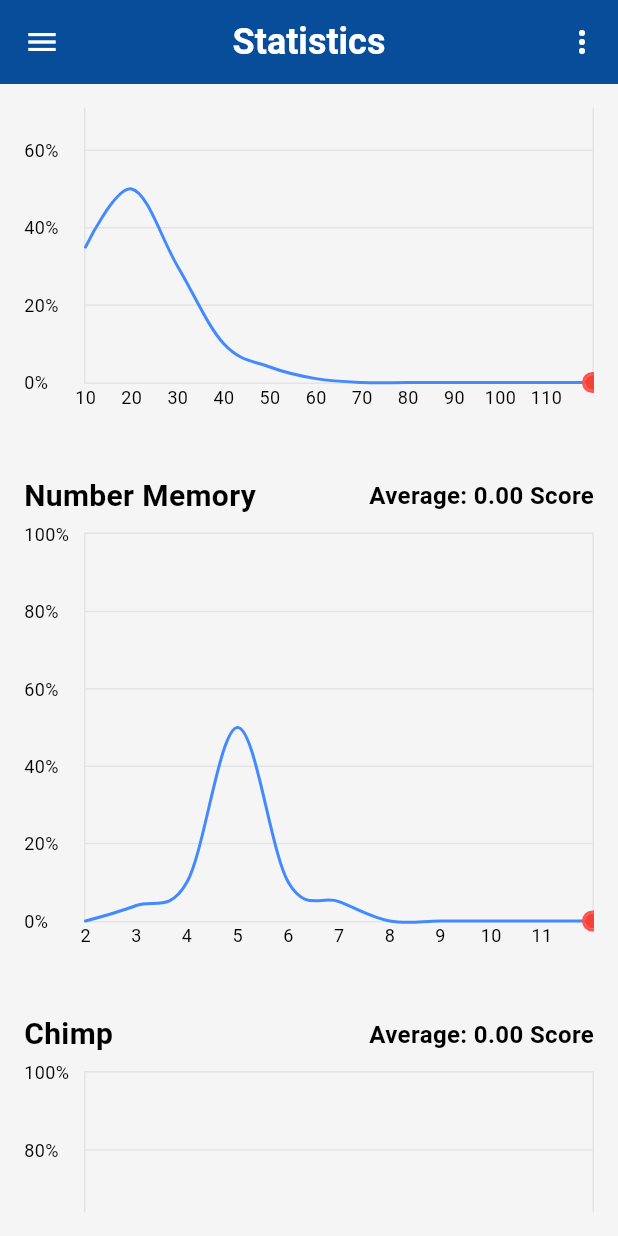
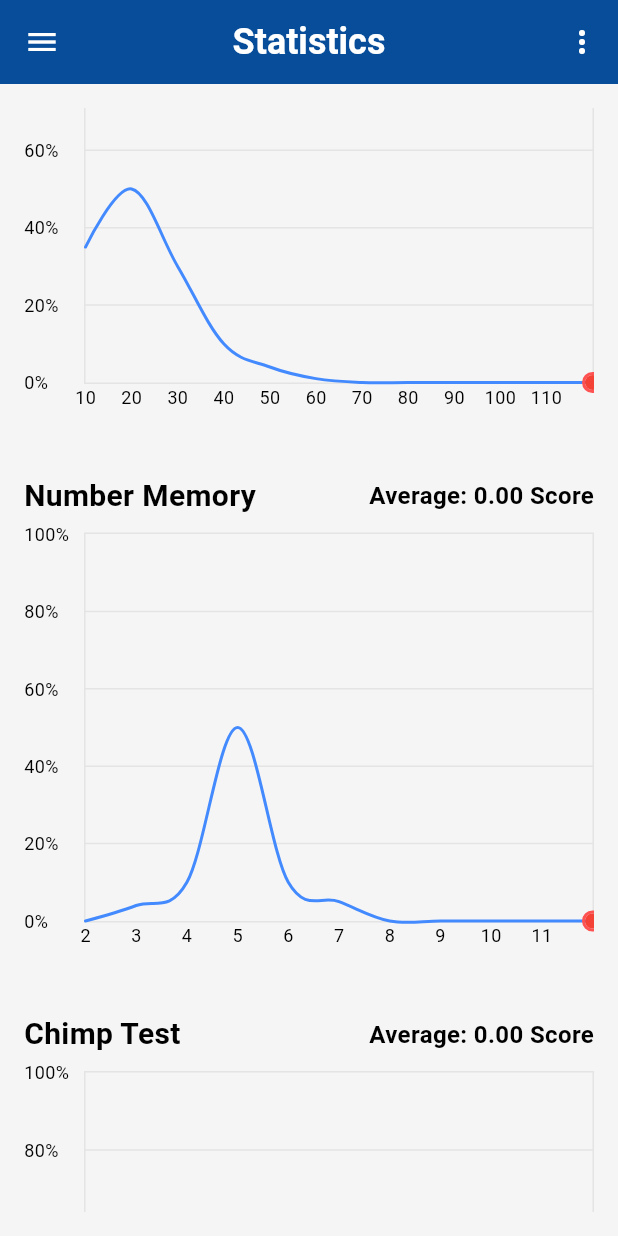
Before and after one commit to PrintN/Human-Benchmark, a Flutter app: the StatisticsScreen screen opened directly, scrolled down 576 dp, on a phone screen of 412 x 824 dp. Run offline on Flutter 3.47's test engine with Material 3 defaults, Android fonts, the phone set to English and light mode, and no system bars; drawn by our look-alikes of fl_chart; our stand-ins replace just_audio, share_plus, shared_preferences; accounts and stored records are empty; project files that could hold a hidden picture were left out.

Commit message:
Changed titles

```diff
--- a/lib/chimp.dart
+++ b/lib/chimp.dart
@@ -151,7 +151,7 @@ class _ChimpScreenState extends State<ChimpScreen> {
 
     return Scaffold(
       appBar: AppBar(
-        title: const Text('Chimp',
+        title: const Text('Chimp Test',
             style: TextStyle(
                 fontFamily: 'RobotoMono', fontWeight: FontWeight.bold)),
       ),
--- a/lib/hearing.dart
+++ b/lib/hearing.dart
@@ -159,7 +159,7 @@ class _HearingTestScreenState extends State<HearingTestScreen> {
   Widget build(BuildContext context) {
     return Scaffold(
       appBar: AppBar(
-        title: const Text('Hearing',
+        title: const Text('Hearing Test',
             style: TextStyle(
                 fontFamily: 'RobotoMono', fontWeight: FontWeight.bold)),
       ),
--- a/lib/main.dart
+++ b/lib/main.dart
@@ -304,7 +304,7 @@ class _HomeScreenState extends State<HomeScreen> {
         ),
         _buildGridButton(
           context,
-          'Chimp',
+          'Chimp Test',
           Icons.pets,
           const ChimpScreen(),
         ),
@@ -316,7 +316,7 @@ class _HomeScreenState extends State<HomeScreen> {
         ),
         _buildGridButton(
           context,
-          'Hearing',
+          'Hearing Test',
           Icons.hearing,
           const HearingTestScreen(),
         ),
@@ -378,7 +378,7 @@ class _HomeScreenState extends State<HomeScreen> {
         ),
         _buildListButton(
           context,
-          'Chimp',
+          'Chimp Test',
           Icons.pets,
           const ChimpScreen(),
         ),
@@ -390,7 +390,7 @@ class _HomeScreenState extends State<HomeScreen> {
         ),
         _buildListButton(
           context,
-          'Hearing',
+          'Hearing Test',
           Icons.hearing,
           const HearingTestScreen(),
         ),
--- a/lib/statistics.dart
+++ b/lib/statistics.dart
@@ -752,10 +752,14 @@ class _StatisticsScreenState extends State<StatisticsScreen> {
                         numberMemoryLabels,
                         'Score',
                         numberMemoryAverage),
-                    _buildStatisticSection('Chimp', chimpTestDistribution,
+                    _buildStatisticSection('Chimp Test', chimpTestDistribution,
                         chimpTestLabels, 'Score', chimpTestAverage),
-                    _buildStatisticSection('Hearing', hearingTestDistribution,
-                        hearingTestLabels, 'KHz', hearingTestAverage),
+                    _buildStatisticSection(
+                        'Hearing Test',
+                        hearingTestDistribution,
+                        hearingTestLabels,
+                        'KHz',
+                        hearingTestAverage),
                     _buildStatisticSection(
                         'Verbal Memory',
                         verbalMemoryDistribution,
@@ -1018,8 +1022,8 @@ class _StatisticsScreenState extends State<StatisticsScreen> {
             'Average Reaction Time: ${reactionTimeAverage.toStringAsFixed(2)} ms\n'
             'Average Typing Speed: ${typingSpeedAverage.toStringAsFixed(0)} WPM\n'
             'Average Number Memory Score: ${numberMemoryAverage.toStringAsFixed(0)}\n'
-            'Average Chimp Score: ${chimpTestAverage.toStringAsFixed(0)}\n'
-            'Average Hearing Frequency: ${hearingTestAverage.toStringAsFixed(2)} KHz\n'
+            'Average Chimp Test Score: ${chimpTestAverage.toStringAsFixed(0)}\n'
+            'Average Hearing Test Frequency: ${hearingTestAverage.toStringAsFixed(2)} KHz\n'
             'Average Verbal Memory Score: ${verbalMemoryAverage.toStringAsFixed(0)}\n'
             'Average Sequence Memory Score: ${sequenceMemoryAverage.toStringAsFixed(0)}\n'
             'Average Visual Memory Score: ${visualMemoryAverage.toStringAsFixed(0)}\n'
```
